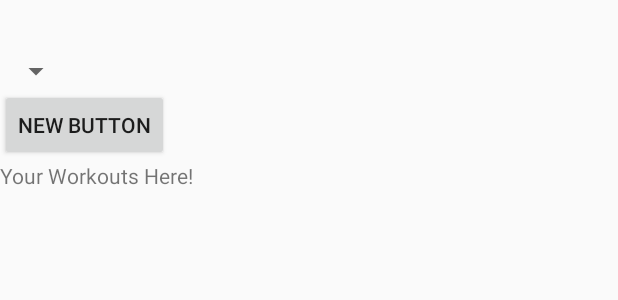
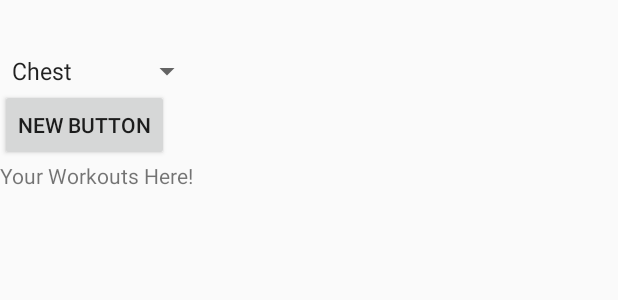
Before and after one commit to Danboe2018/WorkoutAdvisor, an Android app: the layout content_find_workout.xml on its own in the app's theme, with its tools: preview values and no code run, on a phone screen of 412 x 824 dp. Shown: the top 300 px of the screen. Run offline under Robolectric (Android 15) with nearby library versions, the phone set to English and light mode, and no system bars.

```diff
--- a/app/src/main/AndroidManifest.xml
+++ b/app/src/main/AndroidManifest.xml
@@ -10,7 +10,7 @@
         android:supportsRtl="true"
         android:theme="@style/AppTheme">
         <activity
-            android:name=".MainActivity"
+            android:name=".FindWorkoutActivity"
             android:label="@string/app_name"
             android:theme="@style/AppTheme.NoActionBar">
             <intent-filter>
--- a/app/src/main/res/layout/content_find_workout.xml
+++ b/app/src/main/res/layout/content_find_workout.xml
@@ -13,7 +13,8 @@
         android:layout_height="wrap_content"
         android:id="@+id/workoutType"
         android:layout_marginTop="35dp"
-        android:layout_alignParentTop="true"/>
+        android:layout_alignParentTop="true"
+        android:entries="@array/workout_types"/>
 
     <TextView
         android:layout_width="wrap_content"
--- a/app/src/main/res/values/strings.xml
+++ b/app/src/main/res/values/strings.xml
@@ -3,4 +3,11 @@
     <string name="action_settings">Settings</string>
     <string name="find_workout">new button</string>
     <string name="workout">Your Workouts Here!</string>
+
+    <string-array name="workout_types">
+        <item>Chest</item>
+        <item>Biceps</item>
+        <item>Triceps</item>
+        <item>Shoulders</item>
+    </string-array>
 </resources>
```
